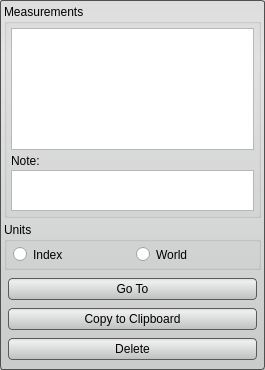
Qt form src/Interface/ToolInterface/MeasurementToolInterface.ui (jessdtate/Seg3D) before a commit.
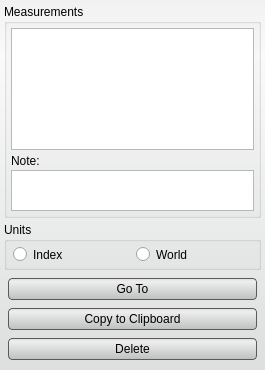
The same form after that commit. Custom widgets are drawn as their Qt base class.

Diff of the .ui file:
```diff
--- a/src/Interface/ToolInterface/MeasurementToolInterface.ui
+++ b/src/Interface/ToolInterface/MeasurementToolInterface.ui
@@ -34,7 +34,7 @@
   <property name="styleSheet">
    <string notr="true">QWidget#MeasurementToolInterface{
 	border-radius: 3px;
-	background-color: qlineargradient(spread:pad, x1:0.5, y1:0, x2:0.5, y2:0.960227, stop:0 rgba(221, 221, 221, 255), stop:0.155779 rgba(228, 228, 228, 255), stop:1 rgba(202, 204, 204, 255)); 
+	background-color: qlineargradient(spread:pad, x1:0.5, y1:0, x2:0.5, y2:0.960227, stop:0 rgba(241, 241, 241, 255), stop:0.155779 rgba(250, 250, 250, 255), stop:1 rgba(222, 224, 224, 255));  
 }
 
 QPushButton{
@@ -74,11 +74,7 @@
       </size>
      </property>
      <property name="styleSheet">
-      <string notr="true">QWidget#base_{
-	border-radius: 3px;
-	border: 1px solid rgb(80, 80,80);
-	background-color: qlineargradient(spread:pad, x1:0.5, y1:0, x2:0.5, y2:0.960227, stop:0 rgba(221, 221, 221, 255), stop:0.155779 rgba(228, 228, 228, 255), stop:1 rgba(202, 204, 204, 255));      
-}</string>
+      <string notr="true"/>
      </property>
      <layout class="QVBoxLayout" name="verticalLayout_7">
       <property name="spacing">
```
